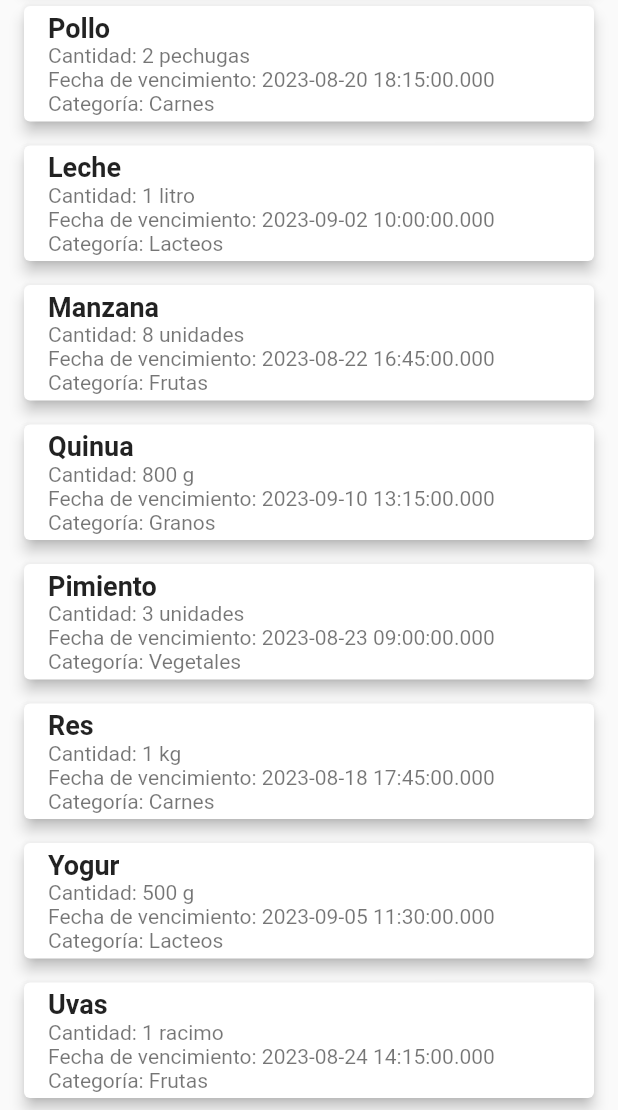
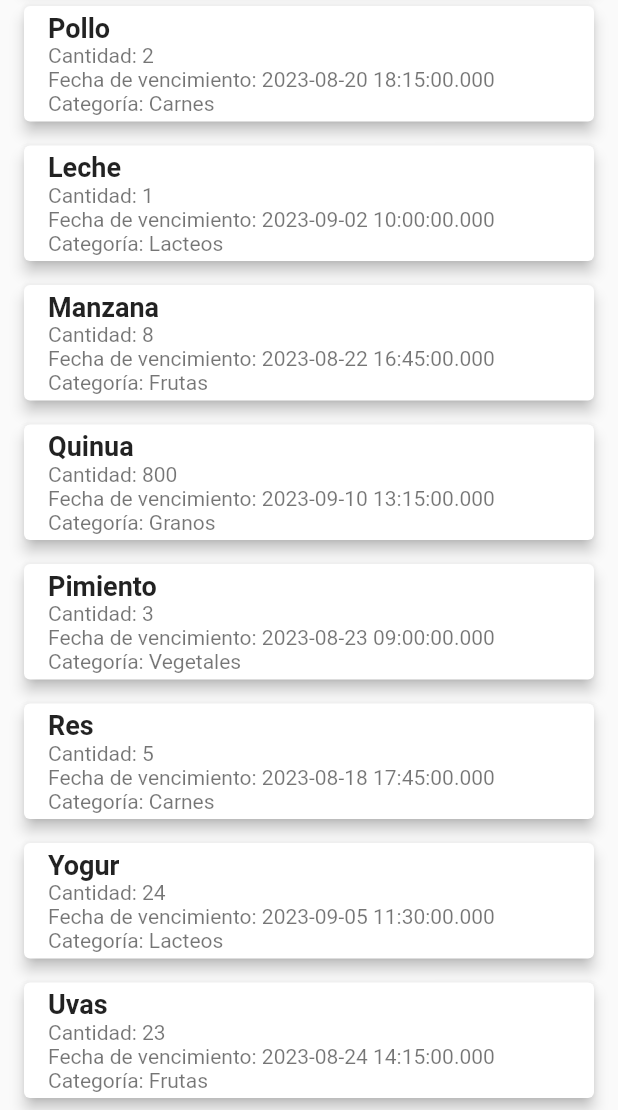
Before and after one commit to SantiSosa02/odsAlimentos, a Flutter app: the ScreenSecond screen opened directly, scrolled down 441 dp, on a phone screen of 412 x 824 dp, the part 126-1236 px from its top. Run offline on Flutter 3.47's test engine with Material 2 defaults, Android fonts, the phone set to English and light mode, and no system bars.

Commit message:
commit no mas

```diff
--- a/lib/presentations/springs/screenSecond.dart
+++ b/lib/presentations/springs/screenSecond.dart
@@ -12,7 +12,7 @@ class ScreenSecond extends StatefulWidget {
 class _ScreenSecondState extends State<ScreenSecond> {
   List<Map<String, dynamic>> alimentos = [
     {
-      'Nombre': 'Res',
+      'Nombre': 'Cerdo',
       'Cantidad': '10',
       'Fecha_vencimiento': DateTime(2017, 9, 7, 17, 30),
       'Categoria': 'Carne',
@@ -31,61 +31,61 @@ class _ScreenSecondState extends State<ScreenSecond> {
     },
     {
         'Nombre': 'Arroz',
-        'Cantidad': '5 kg',
+        'Cantidad': '5',
         'Fecha_vencimiento': DateTime(2023, 10, 15, 14, 0),
         'Categoria': 'Granos'
     },
     {
         'Nombre': 'Espinaca',
-        'Cantidad': '2 manojos',
+        'Cantidad': '2',
         'Fecha_vencimiento': DateTime(2023, 8, 25, 12, 30),
         'Categoria': 'Vegetales'
     },
     {
         'Nombre': 'Pollo',
-        'Cantidad': '2 pechugas',
+        'Cantidad': '2',
         'Fecha_vencimiento': DateTime(2023, 8, 20, 18, 15),
         'Categoria': 'Carnes'
     },
     {
         'Nombre': 'Leche',
-        'Cantidad': '1 litro',
+        'Cantidad': '1',
         'Fecha_vencimiento': DateTime(2023, 9, 2, 10, 0),
         'Categoria': 'Lacteos'
     },
     {
         'Nombre': 'Manzana',
-        'Cantidad': '8 unidades',
+        'Cantidad': '8',
         'Fecha_vencimiento': DateTime(2023, 8, 22, 16, 45),
         'Categoria': 'Frutas'
     },
     {
         'Nombre': 'Quinua',
-        'Cantidad': '800 g',
+        'Cantidad': '800',
         'Fecha_vencimiento': DateTime(2023, 9, 10, 13, 15),
         'Categoria': 'Granos'
     },
     {
         'Nombre': 'Pimiento',
-        'Cantidad': '3 unidades',
+        'Cantidad': '3',
         'Fecha_vencimiento': DateTime(2023, 8, 23, 9, 0),
         'Categoria': 'Vegetales'
     },
     {
         'Nombre': 'Res',
-        'Cantidad': '1 kg',
+        'Cantidad': '5',
         'Fecha_vencimiento': DateTime(2023, 8, 18, 17, 45),
         'Categoria': 'Carnes'
     },
     {
         'Nombre': 'Yogur',
-        'Cantidad': '500 g',
+        'Cantidad': '24',
         'Fecha_vencimiento': DateTime(2023, 9, 5, 11, 30),
         'Categoria': 'Lacteos'
     },
     {
         'Nombre': 'Uvas',
-        'Cantidad': '1 racimo',
+        'Cantidad': '23',
         'Fecha_vencimiento': DateTime(2023, 8, 24, 14, 15),
         'Categoria': 'Frutas'
     }
```
